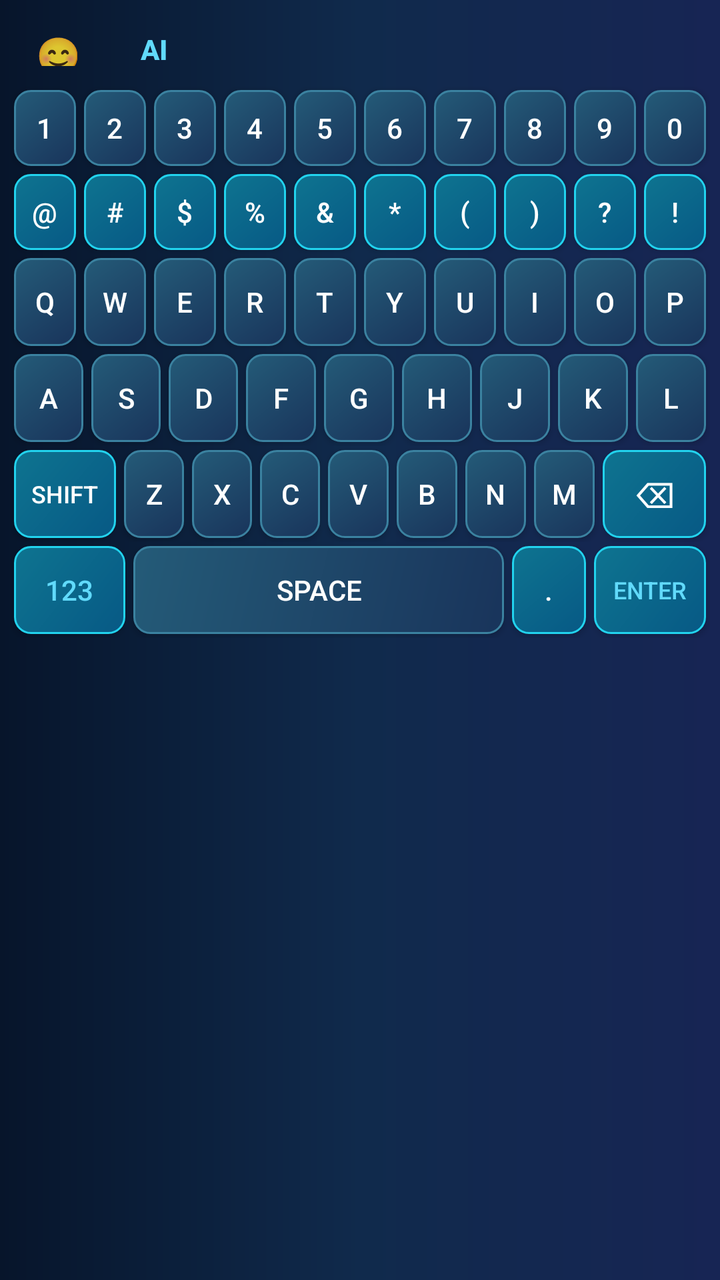
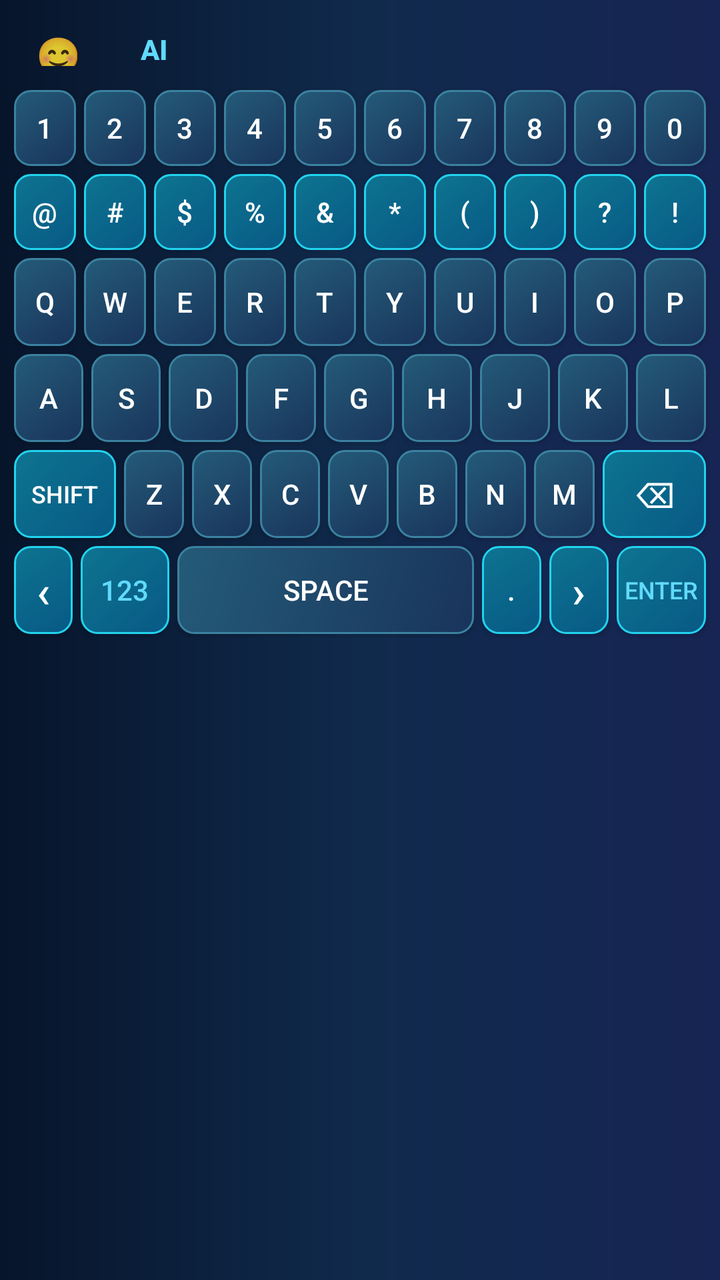

An Android layout rendered at two revisions. The XML below is the earlier revision; the diff shows what the commit changed to produce the second picture.
<!-- AndroidManifest.xml: application theme Theme.AppCompat.Light -->
<!-- res/layout/keyboard_view.xml -->
<?xml version="1.0" encoding="utf-8"?>
<LinearLayout xmlns:android="http://schemas.android.com/apk/res/android"
    android:layout_width="match_parent"
    android:layout_height="wrap_content"
    android:orientation="vertical"
    android:background="@drawable/keyboard_background"
    android:padding="5dp">

    <LinearLayout
        android:layout_width="match_parent"
        android:layout_height="38dp"
        android:gravity="center_vertical"
        android:orientation="horizontal">
        <Button android:id="@+id/btn_emoji" android:text="😊" style="?android:attr/borderlessButtonStyle" android:layout_width="48dp" android:layout_height="match_parent" android:textSize="18sp" />
        <Button android:id="@+id/btn_sentence" android:text="AI" style="?android:attr/borderlessButtonStyle" android:layout_width="48dp" android:layout_height="match_parent" android:textColor="#61dafb" android:textStyle="bold" />
        <Button android:id="@+id/suggestion_1" style="?android:attr/borderlessButtonStyle" android:layout_width="0dp" android:layout_height="match_parent" android:layout_weight="1" android:textColor="#ffffff" android:textAllCaps="false" android:textSize="15sp" />
        <Button android:id="@+id/suggestion_2" style="?android:attr/borderlessButtonStyle" android:layout_width="0dp" android:layout_height="match_parent" android:layout_weight="1" android:textColor="#61dafb" android:textAllCaps="false" android:textSize="15sp" />
        <Button android:id="@+id/suggestion_3" style="?android:attr/borderlessButtonStyle" android:layout_width="0dp" android:layout_height="match_parent" android:layout_weight="1" android:textColor="#ffffff" android:textAllCaps="false" android:textSize="15sp" />
    </LinearLayout>

    <LinearLayout android:layout_width="match_parent" android:layout_height="42dp" android:orientation="horizontal">
        <Button android:text="1" android:layout_weight="1" android:layout_width="0dp" android:layout_height="match_parent" android:layout_margin="2dp" android:background="@drawable/key_background" android:textColor="#ffffff" />
        <Button android:text="2" android:layout_weight="1" android:layout_width="0dp" android:layout_height="match_parent" android:layout_margin="2dp" android:background="@drawable/key_background" android:textColor="#ffffff" />
        <Button android:text="3" android:layout_weight="1" android:layout_width="0dp" android:layout_height="match_parent" android:layout_margin="2dp" android:background="@drawable/key_background" android:textColor="#ffffff" />
        <Button android:text="4" android:layout_weight="1" android:layout_width="0dp" android:layout_height="match_parent" android:layout_margin="2dp" android:background="@drawable/key_background" android:textColor="#ffffff" />
        <Button android:text="5" android:layout_weight="1" android:layout_width="0dp" android:layout_height="match_parent" android:layout_margin="2dp" android:background="@drawable/key_background" android:textColor="#ffffff" />
        <Button android:text="6" android:layout_weight="1" android:layout_width="0dp" android:layout_height="match_parent" android:layout_margin="2dp" android:background="@drawable/key_background" android:textColor="#ffffff" />
        <Button android:text="7" android:layout_weight="1" android:layout_width="0dp" android:layout_height="match_parent" android:layout_margin="2dp" android:background="@drawable/key_background" android:textColor="#ffffff" />
        <Button android:text="8" android:layout_weight="1" android:layout_width="0dp" android:layout_height="match_parent" android:layout_margin="2dp" android:background="@drawable/key_background" android:textColor="#ffffff" />
        <Button android:text="9" android:layout_weight="1" android:layout_width="0dp" android:layout_height="match_parent" android:layout_margin="2dp" android:background="@drawable/key_background" android:textColor="#ffffff" />
        <Button android:text="0" android:layout_weight="1" android:layout_width="0dp" android:layout_height="match_parent" android:layout_margin="2dp" android:background="@drawable/key_background" android:textColor="#ffffff" />
    </LinearLayout>

    <LinearLayout android:layout_width="match_parent" android:layout_height="42dp" android:orientation="horizontal">
        <Button android:text="@" android:layout_weight="1" android:layout_width="0dp" android:layout_height="match_parent" android:layout_margin="2dp" android:background="@drawable/key_background_special" android:textColor="#ffffff" />
        <Button android:text="#" android:layout_weight="1" android:layout_width="0dp" android:layout_height="match_parent" android:layout_margin="2dp" android:background="@drawable/key_background_special" android:textColor="#ffffff" />
        <Button android:text="$" android:layout_weight="1" android:layout_width="0dp" android:layout_height="match_parent" android:layout_margin="2dp" android:background="@drawable/key_background_special" android:textColor="#ffffff" />
        <Button android:text="%" android:layout_weight="1" android:layout_width="0dp" android:layout_height="match_parent" android:layout_margin="2dp" android:background="@drawable/key_background_special" android:textColor="#ffffff" />
        <Button android:text="&amp;" android:layout_weight="1" android:layout_width="0dp" android:layout_height="match_parent" android:layout_margin="2dp" android:background="@drawable/key_background_special" android:textColor="#ffffff" />
        <Button android:text="*" android:layout_weight="1" android:layout_width="0dp" android:layout_height="match_parent" android:layout_margin="2dp" android:background="@drawable/key_background_special" android:textColor="#ffffff" />
        <Button android:text="(" android:layout_weight="1" android:layout_width="0dp" android:layout_height="match_parent" android:layout_margin="2dp" android:background="@drawable/key_background_special" android:textColor="#ffffff" />
        <Button android:text=")" android:layout_weight="1" android:layout_width="0dp" android:layout_height="match_parent" android:layout_margin="2dp" android:background="@drawable/key_background_special" android:textColor="#ffffff" />
        <Button android:text="?" android:layout_weight="1" android:layout_width="0dp" android:layout_height="match_parent" android:layout_margin="2dp" android:background="@drawable/key_background_special" android:textColor="#ffffff" />
        <Button android:text="!" android:layout_weight="1" android:layout_width="0dp" android:layout_height="match_parent" android:layout_margin="2dp" android:background="@drawable/key_background_special" android:textColor="#ffffff" />
    </LinearLayout>

    <LinearLayout android:layout_width="match_parent" android:layout_height="48dp" android:orientation="horizontal">
        <Button android:text="Q" android:layout_weight="1" android:layout_width="0dp" android:layout_height="match_parent" android:layout_margin="2dp" android:background="@drawable/key_background" android:textColor="#ffffff" />
        <Button android:text="W" android:layout_weight="1" android:layout_width="0dp" android:layout_height="match_parent" android:layout_margin="2dp" android:background="@drawable/key_background" android:textColor="#ffffff" />
        <Button android:text="E" android:layout_weight="1" android:layout_width="0dp" android:layout_height="match_parent" android:layout_margin="2dp" android:background="@drawable/key_background" android:textColor="#ffffff" />
        <Button android:text="R" android:layout_weight="1" android:layout_width="0dp" android:layout_height="match_parent" android:layout_margin="2dp" android:background="@drawable/key_background" android:textColor="#ffffff" />
        <Button android:text="T" android:layout_weight="1" android:layout_width="0dp" android:layout_height="match_parent" android:layout_margin="2dp" android:background="@drawable/key_background" android:textColor="#ffffff" />
        <Button android:text="Y" android:layout_weight="1" android:layout_width="0dp" android:layout_height="match_parent" android:layout_margin="2dp" android:background="@drawable/key_background" android:textColor="#ffffff" />
        <Button android:text="U" android:layout_weight="1" android:layout_width="0dp" android:layout_height="match_parent" android:layout_margin="2dp" android:background="@drawable/key_background" android:textColor="#ffffff" />
        <Button android:text="I" android:layout_weight="1" android:layout_width="0dp" android:layout_height="match_parent" android:layout_margin="2dp" android:background="@drawable/key_background" android:textColor="#ffffff" />
        <Button android:text="O" android:layout_weight="1" android:layout_width="0dp" android:layout_height="match_parent" android:layout_margin="2dp" android:background="@drawable/key_background" android:textColor="#ffffff" />
        <Button android:text="P" android:layout_weight="1" android:layout_width="0dp" android:layout_height="match_parent" android:layout_margin="2dp" android:background="@drawable/key_background" android:textColor="#ffffff" />
    </LinearLayout>

    <LinearLayout android:layout_width="match_parent" android:layout_height="48dp" android:gravity="center" android:orientation="horizontal">
        <Button android:text="A" android:layout_weight="1" android:layout_width="0dp" android:layout_height="match_parent" android:layout_margin="2dp" android:background="@drawable/key_background" android:textColor="#ffffff" />
        <Button android:text="S" android:layout_weight="1" android:layout_width="0dp" android:layout_height="match_parent" android:layout_margin="2dp" android:background="@drawable/key_background" android:textColor="#ffffff" />
        <Button android:text="D" android:layout_weight="1" android:layout_width="0dp" android:layout_height="match_parent" android:layout_margin="2dp" android:background="@drawable/key_background" android:textColor="#ffffff" />
        <Button android:text="F" android:layout_weight="1" android:layout_width="0dp" android:layout_height="match_parent" android:layout_margin="2dp" android:background="@drawable/key_background" android:textColor="#ffffff" />
        <Button android:text="G" android:layout_weight="1" android:layout_width="0dp" android:layout_height="match_parent" android:layout_margin="2dp" android:background="@drawable/key_background" android:textColor="#ffffff" />
        <Button android:text="H" android:layout_weight="1" android:layout_width="0dp" android:layout_height="match_parent" android:layout_margin="2dp" android:background="@drawable/key_background" android:textColor="#ffffff" />
        <Button android:text="J" android:layout_weight="1" android:layout_width="0dp" android:layout_height="match_parent" android:layout_margin="2dp" android:background="@drawable/key_background" android:textColor="#ffffff" />
        <Button android:text="K" android:layout_weight="1" android:layout_width="0dp" android:layout_height="match_parent" android:layout_margin="2dp" android:background="@drawable/key_background" android:textColor="#ffffff" />
        <Button android:text="L" android:layout_weight="1" android:layout_width="0dp" android:layout_height="match_parent" android:layout_margin="2dp" android:background="@drawable/key_background" android:textColor="#ffffff" />
    </LinearLayout>

    <LinearLayout android:layout_width="match_parent" android:layout_height="48dp" android:orientation="horizontal">
        <Button android:id="@+id/btn_shift" android:text="shift" android:layout_weight="1.5" android:layout_width="0dp" android:layout_height="match_parent" android:layout_margin="2dp" android:background="@drawable/key_background_special" android:textColor="#ffffff" android:textSize="12sp" />
        <LinearLayout android:id="@+id/letter_row" android:tag="letter_row" android:layout_width="0dp" android:layout_height="match_parent" android:layout_weight="7" android:orientation="horizontal">
            <Button android:text="Z" android:layout_weight="1" android:layout_width="0dp" android:layout_height="match_parent" android:layout_margin="2dp" android:background="@drawable/key_background" android:textColor="#ffffff" />
            <Button android:text="X" android:layout_weight="1" android:layout_width="0dp" android:layout_height="match_parent" android:layout_margin="2dp" android:background="@drawable/key_background" android:textColor="#ffffff" />
            <Button android:text="C" android:layout_weight="1" android:layout_width="0dp" android:layout_height="match_parent" android:layout_margin="2dp" android:background="@drawable/key_background" android:textColor="#ffffff" />
            <Button android:text="V" android:layout_weight="1" android:layout_width="0dp" android:layout_height="match_parent" android:layout_margin="2dp" android:background="@drawable/key_background" android:textColor="#ffffff" />
            <Button android:text="B" android:layout_weight="1" android:layout_width="0dp" android:layout_height="match_parent" android:layout_margin="2dp" android:background="@drawable/key_background" android:textColor="#ffffff" />
            <Button android:text="N" android:layout_weight="1" android:layout_width="0dp" android:layout_height="match_parent" android:layout_margin="2dp" android:background="@drawable/key_background" android:textColor="#ffffff" />
            <Button android:text="M" android:layout_weight="1" android:layout_width="0dp" android:layout_height="match_parent" android:layout_margin="2dp" android:background="@drawable/key_background" android:textColor="#ffffff" />
        </LinearLayout>
        <Button android:id="@+id/btn_delete" android:text="⌫" android:layout_weight="1.5" android:layout_width="0dp" android:layout_height="match_parent" android:layout_margin="2dp" android:background="@drawable/key_background_special" android:textColor="#ffffff" android:textSize="18sp" />
    </LinearLayout>

    <LinearLayout android:layout_width="match_parent" android:layout_height="48dp" android:orientation="horizontal">
        <Button android:id="@+id/btn_mode" android:text="123" android:layout_weight="1.5" android:layout_width="0dp" android:layout_height="match_parent" android:layout_margin="2dp" android:background="@drawable/key_background_special" android:textColor="#61dafb" />
        <Button android:id="@+id/btn_space" android:text="space" android:layout_weight="5" android:layout_width="0dp" android:layout_height="match_parent" android:layout_margin="2dp" android:background="@drawable/key_background" android:textColor="#ffffff" />
        <Button android:id="@+id/btn_dot" android:text="." android:layout_weight="1" android:layout_width="0dp" android:layout_height="match_parent" android:layout_margin="2dp" android:background="@drawable/key_background_special" android:textColor="#ffffff" />
        <Button android:id="@+id/btn_enter" android:text="enter" android:layout_weight="1.5" android:layout_width="0dp" android:layout_height="match_parent" android:layout_margin="2dp" android:background="@drawable/key_background_special" android:textColor="#61dafb" android:textSize="12sp" />
    </LinearLayout>
</LinearLayout>
<!-- resources referenced by this layout -->
<resources>
  <!-- drawable key_background (drawable) -->
  <?xml version="1.0" encoding="utf-8"?>
  <ripple xmlns:android="http://schemas.android.com/apk/res/android"
      android:color="#E0E0E0">
      <item>
          <shape android:shape="rectangle">
              <gradient android:angle="135" android:startColor="#19345B" android:endColor="#245B78" />
              <corners android:radius="8dp" />
              <stroke android:width="1dp" android:color="#3B82A0" />
          </shape>
      </item>
  </ripple>
  <!-- drawable key_background_special (drawable) -->
  <?xml version="1.0" encoding="utf-8"?>
  <ripple xmlns:android="http://schemas.android.com/apk/res/android"
      android:color="#CFD8DC">
      <item>
          <shape android:shape="rectangle">
              <gradient android:angle="135" android:startColor="#075985" android:endColor="#0E7490" />
              <corners android:radius="8dp" />
              <stroke android:width="1dp" android:color="#22D3EE" />
          </shape>
      </item>
  </ripple>
  <!-- drawable keyboard_background (drawable) -->
  <?xml version="1.0" encoding="utf-8"?>
  <shape xmlns:android="http://schemas.android.com/apk/res/android" android:shape="rectangle">
      <gradient android:angle="0" android:startColor="#07152B" android:centerColor="#102A4C" android:endColor="#172554" />
  </shape>
</resources>

<!-- the commit's change to res/layout/keyboard_view.xml (unified diff, before → after) -->
@@ -18,7 +18,26 @@
         <Button android:id="@+id/suggestion_3" style="?android:attr/borderlessButtonStyle" android:layout_width="0dp" android:layout_height="match_parent" android:layout_weight="1" android:textColor="#ffffff" android:textAllCaps="false" android:textSize="15sp" />
     </LinearLayout>
 
-    <LinearLayout android:layout_width="match_parent" android:layout_height="42dp" android:orientation="horizontal">
+    <HorizontalScrollView
+        android:id="@+id/emoji_row"
+        android:layout_width="match_parent"
+        android:layout_height="42dp"
+        android:visibility="gone"
+        android:scrollbars="none">
+        <LinearLayout android:layout_width="wrap_content" android:layout_height="match_parent" android:orientation="horizontal">
+            <Button android:text="😀" style="?android:attr/borderlessButtonStyle" android:layout_width="48dp" android:layout_height="match_parent" android:textSize="22sp" />
+            <Button android:text="😂" style="?android:attr/borderlessButtonStyle" android:layout_width="48dp" android:layout_height="match_parent" android:textSize="22sp" />
+            <Button android:text="😍" style="?android:attr/borderlessButtonStyle" android:layout_width="48dp" android:layout_height="match_parent" android:textSize="22sp" />
+            <Button android:text="🥳" style="?android:attr/borderlessButtonStyle" android:layout_width="48dp" android:layout_height="match_parent" android:textSize="22sp" />
+            <Button android:text="😭" style="?android:attr/borderlessButtonStyle" android:layout_width="48dp" android:layout_height="match_parent" android:textSize="22sp" />
+            <Button android:text="😡" style="?android:attr/borderlessButtonStyle" android:layout_width="48dp" android:layout_height="match_parent" android:textSize="22sp" />
+            <Button android:text="👍" style="?android:attr/borderlessButtonStyle" android:layout_width="48dp" android:layout_height="match_parent" android:textSize="22sp" />
+            <Button android:text="❤️" style="?android:attr/borderlessButtonStyle" android:layout_width="48dp" android:layout_height="match_parent" android:textSize="22sp" />
+            <Button android:text="🎉" style="?android:attr/borderlessButtonStyle" android:layout_width="48dp" android:layout_height="match_parent" android:textSize="22sp" />
+        </LinearLayout>
+    </HorizontalScrollView>
+
+    <LinearLayout android:id="@+id/number_row" android:layout_width="match_parent" android:layout_height="42dp" android:orientation="horizontal">
         <Button android:text="1" android:layout_weight="1" android:layout_width="0dp" android:layout_height="match_parent" android:layout_margin="2dp" android:background="@drawable/key_background" android:textColor="#ffffff" />
         <Button android:text="2" android:layout_weight="1" android:layout_width="0dp" android:layout_height="match_parent" android:layout_margin="2dp" android:background="@drawable/key_background" android:textColor="#ffffff" />
         <Button android:text="3" android:layout_weight="1" android:layout_width="0dp" android:layout_height="match_parent" android:layout_margin="2dp" android:background="@drawable/key_background" android:textColor="#ffffff" />
@@ -31,7 +50,7 @@
         <Button android:text="0" android:layout_weight="1" android:layout_width="0dp" android:layout_height="match_parent" android:layout_margin="2dp" android:background="@drawable/key_background" android:textColor="#ffffff" />
     </LinearLayout>
 
-    <LinearLayout android:layout_width="match_parent" android:layout_height="42dp" android:orientation="horizontal">
+    <LinearLayout android:id="@+id/symbol_row" android:layout_width="match_parent" android:layout_height="42dp" android:orientation="horizontal">
         <Button android:text="@" android:layout_weight="1" android:layout_width="0dp" android:layout_height="match_parent" android:layout_margin="2dp" android:background="@drawable/key_background_special" android:textColor="#ffffff" />
         <Button android:text="#" android:layout_weight="1" android:layout_width="0dp" android:layout_height="match_parent" android:layout_margin="2dp" android:background="@drawable/key_background_special" android:textColor="#ffffff" />
         <Button android:text="$" android:layout_weight="1" android:layout_width="0dp" android:layout_height="match_parent" android:layout_margin="2dp" android:background="@drawable/key_background_special" android:textColor="#ffffff" />
@@ -44,7 +63,7 @@
         <Button android:text="!" android:layout_weight="1" android:layout_width="0dp" android:layout_height="match_parent" android:layout_margin="2dp" android:background="@drawable/key_background_special" android:textColor="#ffffff" />
     </LinearLayout>
 
-    <LinearLayout android:layout_width="match_parent" android:layout_height="48dp" android:orientation="horizontal">
+    <LinearLayout android:id="@+id/letter_top_row" android:layout_width="match_parent" android:layout_height="48dp" android:orientation="horizontal">
         <Button android:text="Q" android:layout_weight="1" android:layout_width="0dp" android:layout_height="match_parent" android:layout_margin="2dp" android:background="@drawable/key_background" android:textColor="#ffffff" />
         <Button android:text="W" android:layout_weight="1" android:layout_width="0dp" android:layout_height="match_parent" android:layout_margin="2dp" android:background="@drawable/key_background" android:textColor="#ffffff" />
         <Button android:text="E" android:layout_weight="1" android:layout_width="0dp" android:layout_height="match_parent" android:layout_margin="2dp" android:background="@drawable/key_background" android:textColor="#ffffff" />
@@ -57,7 +76,7 @@
         <Button android:text="P" android:layout_weight="1" android:layout_width="0dp" android:layout_height="match_parent" android:layout_margin="2dp" android:background="@drawable/key_background" android:textColor="#ffffff" />
     </LinearLayout>
 
-    <LinearLayout android:layout_width="match_parent" android:layout_height="48dp" android:gravity="center" android:orientation="horizontal">
+    <LinearLayout android:id="@+id/letter_home_row" android:layout_width="match_parent" android:layout_height="48dp" android:gravity="center" android:orientation="horizontal">
         <Button android:text="A" android:layout_weight="1" android:layout_width="0dp" android:layout_height="match_parent" android:layout_margin="2dp" android:background="@drawable/key_background" android:textColor="#ffffff" />
         <Button android:text="S" android:layout_weight="1" android:layout_width="0dp" android:layout_height="match_parent" android:layout_margin="2dp" android:background="@drawable/key_background" android:textColor="#ffffff" />
         <Button android:text="D" android:layout_weight="1" android:layout_width="0dp" android:layout_height="match_parent" android:layout_margin="2dp" android:background="@drawable/key_background" android:textColor="#ffffff" />
@@ -69,7 +88,7 @@
         <Button android:text="L" android:layout_weight="1" android:layout_width="0dp" android:layout_height="match_parent" android:layout_margin="2dp" android:background="@drawable/key_background" android:textColor="#ffffff" />
     </LinearLayout>
 
-    <LinearLayout android:layout_width="match_parent" android:layout_height="48dp" android:orientation="horizontal">
+    <LinearLayout android:id="@+id/letter_bottom_row" android:layout_width="match_parent" android:layout_height="48dp" android:orientation="horizontal">
         <Button android:id="@+id/btn_shift" android:text="shift" android:layout_weight="1.5" android:layout_width="0dp" android:layout_height="match_parent" android:layout_margin="2dp" android:background="@drawable/key_background_special" android:textColor="#ffffff" android:textSize="12sp" />
         <LinearLayout android:id="@+id/letter_row" android:tag="letter_row" android:layout_width="0dp" android:layout_height="match_parent" android:layout_weight="7" android:orientation="horizontal">
             <Button android:text="Z" android:layout_weight="1" android:layout_width="0dp" android:layout_height="match_parent" android:layout_margin="2dp" android:background="@drawable/key_background" android:textColor="#ffffff" />
@@ -84,9 +103,11 @@
     </LinearLayout>
 
     <LinearLayout android:layout_width="match_parent" android:layout_height="48dp" android:orientation="horizontal">
+        <Button android:id="@+id/btn_cursor_left" android:text="‹" android:layout_weight="1" android:layout_width="0dp" android:layout_height="match_parent" android:layout_margin="2dp" android:background="@drawable/key_background_special" android:textColor="#ffffff" android:textSize="22sp" />
         <Button android:id="@+id/btn_mode" android:text="123" android:layout_weight="1.5" android:layout_width="0dp" android:layout_height="match_parent" android:layout_margin="2dp" android:background="@drawable/key_background_special" android:textColor="#61dafb" />
         <Button android:id="@+id/btn_space" android:text="space" android:layout_weight="5" android:layout_width="0dp" android:layout_height="match_parent" android:layout_margin="2dp" android:background="@drawable/key_background" android:textColor="#ffffff" />
         <Button android:id="@+id/btn_dot" android:text="." android:layout_weight="1" android:layout_width="0dp" android:layout_height="match_parent" android:layout_margin="2dp" android:background="@drawable/key_background_special" android:textColor="#ffffff" />
+        <Button android:id="@+id/btn_cursor_right" android:text="›" android:layout_weight="1" android:layout_width="0dp" android:layout_height="match_parent" android:layout_margin="2dp" android:background="@drawable/key_background_special" android:textColor="#ffffff" android:textSize="22sp" />
         <Button android:id="@+id/btn_enter" android:text="enter" android:layout_weight="1.5" android:layout_width="0dp" android:layout_height="match_parent" android:layout_margin="2dp" android:background="@drawable/key_background_special" android:textColor="#61dafb" android:textSize="12sp" />
     </LinearLayout>
 </LinearLayout>
